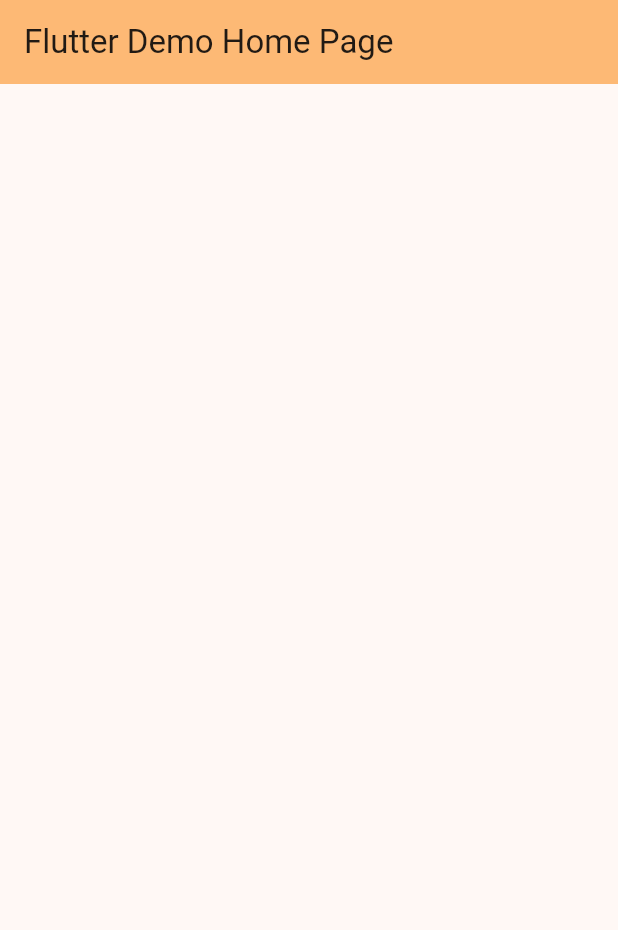
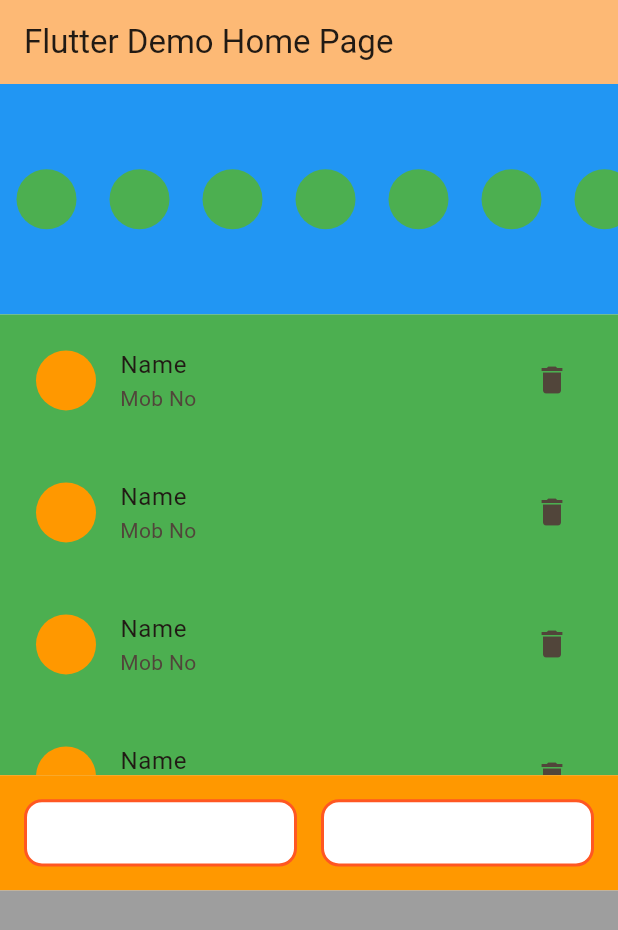
Before and after one commit to Vermasaiyam/my_app, a Flutter app: the screen it shows after launch, on a phone screen of 412 x 824 dp. Shown: the top 930 px of the screen. Run offline on Flutter 3.47's test engine with Material 3 defaults, Android fonts, the phone set to English and light mode, and no system bars.

Commit message:
splitting into widgets

```diff
--- a/lib/main.dart
+++ b/lib/main.dart
@@ -35,6 +35,48 @@ class MyHomePage extends StatefulWidget {
   State<MyHomePage> createState() => _MyHomePageState();
 }
 
+class CatItems extends StatelessWidget{
+  @override
+  Widget build(BuildContext context) {
+    return Expanded(
+        flex: 2,
+        child: Container(
+          color: Colors.blue,
+          child: ListView.builder(itemBuilder: (context, index) => Padding(
+            padding: const EdgeInsets.all(11),
+            child: CircleAvatar(
+              backgroundColor: Colors.green,
+            ),
+          ), itemCount: 30, scrollDirection: Axis.horizontal,
+          ),
+        )
+    );
+  }
+}
+
+class ContextItems extends StatelessWidget{
+  @override
+  Widget build(BuildContext context) {
+    return Expanded(
+      flex: 4,
+      child: Container(
+        color: Colors.green,
+        child: ListView.builder(itemBuilder: (context, index) => Padding(
+          padding: const EdgeInsets.all(8.0),
+          child: ListTile(
+            leading: CircleAvatar(
+              backgroundColor: Colors.orange,
+            ),
+            title: Text("Name"),
+            subtitle: Text("Mob No"),
+            trailing: Icon(Icons.delete),
+          ),
+        ),),
+      ),
+    );
+  }
+}
+
 class _MyHomePageState extends State<MyHomePage> {
   var emailText = TextEditingController();
   var passText = TextEditingController();
@@ -62,6 +104,56 @@ class _MyHomePageState extends State<MyHomePage> {
         title: Text(widget.title),
       ),
 
+      // custom widget
+
+      body: Container(
+        child: Column(
+          children: [
+            CatItems(),
+            ContextItems(),
+            Expanded(
+              flex: 1,
+              child: Container(
+                color: Colors.orange,
+                padding: EdgeInsets.all(16), // margin inside orange container
+                child: Row(
+                  children: [
+                    Expanded(
+                      flex: 1,
+                      child: Container(
+                        decoration: BoxDecoration(
+                          color: Colors.white,
+                          border: Border.all(color: Colors.deepOrange, width: 2),
+                          borderRadius: BorderRadius.circular(12),
+                        ),
+                        height: 100,
+                      ),
+                    ),
+                    SizedBox(width: 16), // gap between the two blocks
+                    Expanded(
+                      flex: 1,
+                      child: Container(
+                        decoration: BoxDecoration(
+                          color: Colors.white,
+                          border: Border.all(color: Colors.deepOrange, width: 2),
+                          borderRadius: BorderRadius.circular(12),
+                        ),
+                        height: 100,
+                      ),
+                    ),
+                  ],
+                ),
+              ),
+            ),
+            Expanded(
+              flex: 3,
+              child: Container(
+                color: Colors.grey,
+              ),
+            ),
+          ],
+        ),
+      ),
 
 
 
```
